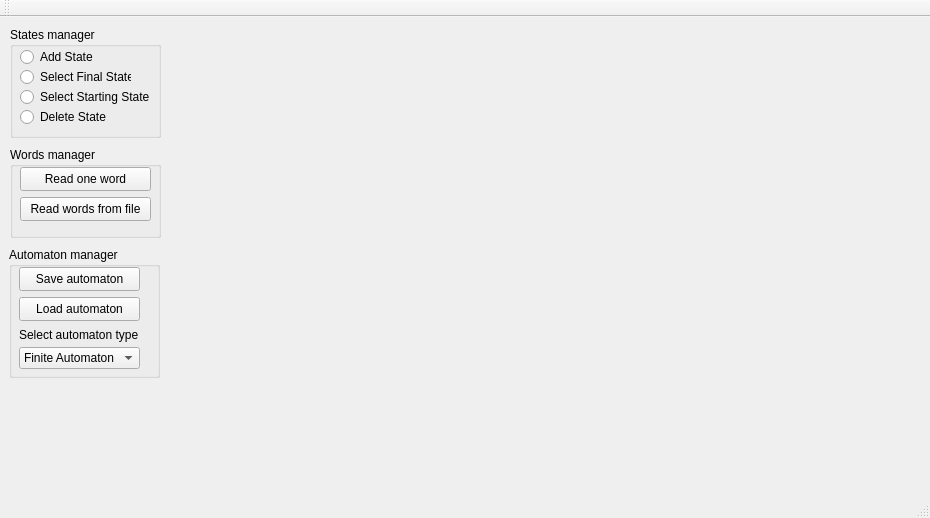
This is Interfata/Interfata/Interfata.ui in AngAnda/Finite-Automata-Interface as Qt 5 draws it before an edit. The edited form follows.
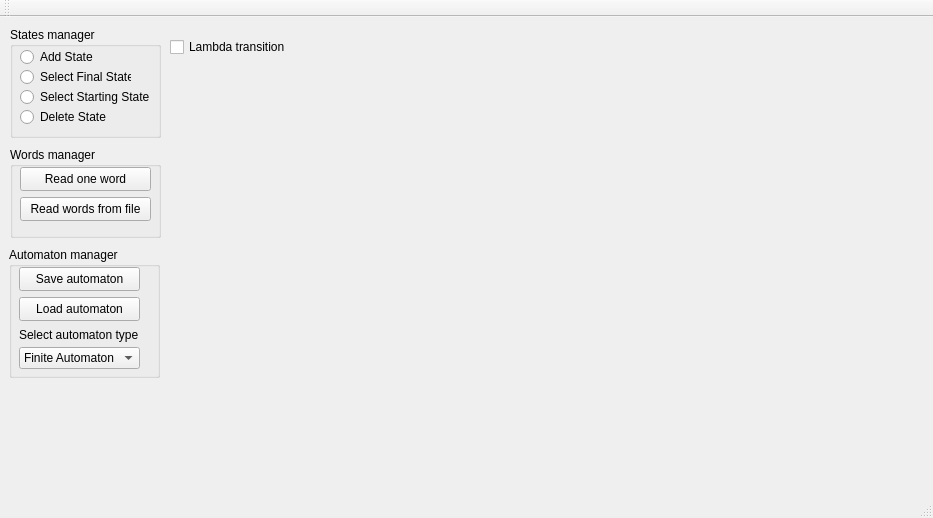
This is the edited form.

Commit message: Added visual lambda

```diff
--- a/Interfata/Interfata/Interfata.ui
+++ b/Interfata/Interfata/Interfata.ui
@@ -6,7 +6,7 @@
    <rect>
     <x>0</x>
     <y>0</y>
-    <width>930</width>
+    <width>933</width>
     <height>518</height>
    </rect>
   </property>
@@ -190,6 +190,19 @@
      </property>
     </widget>
    </widget>
+   <widget class="QCheckBox" name="addLambda">
+    <property name="geometry">
+     <rect>
+      <x>170</x>
+      <y>20</y>
+      <width>121</width>
+      <height>20</height>
+     </rect>
+    </property>
+    <property name="text">
+     <string>Lambda transition</string>
+    </property>
+   </widget>
   </widget>
   <widget class="QStatusBar" name="statusBar"/>
   <widget class="QToolBar" name="mainToolBar">
```
Left out of the diff: 2 changed lines with no effect on the pictures. The commit also changes 5 other files.
